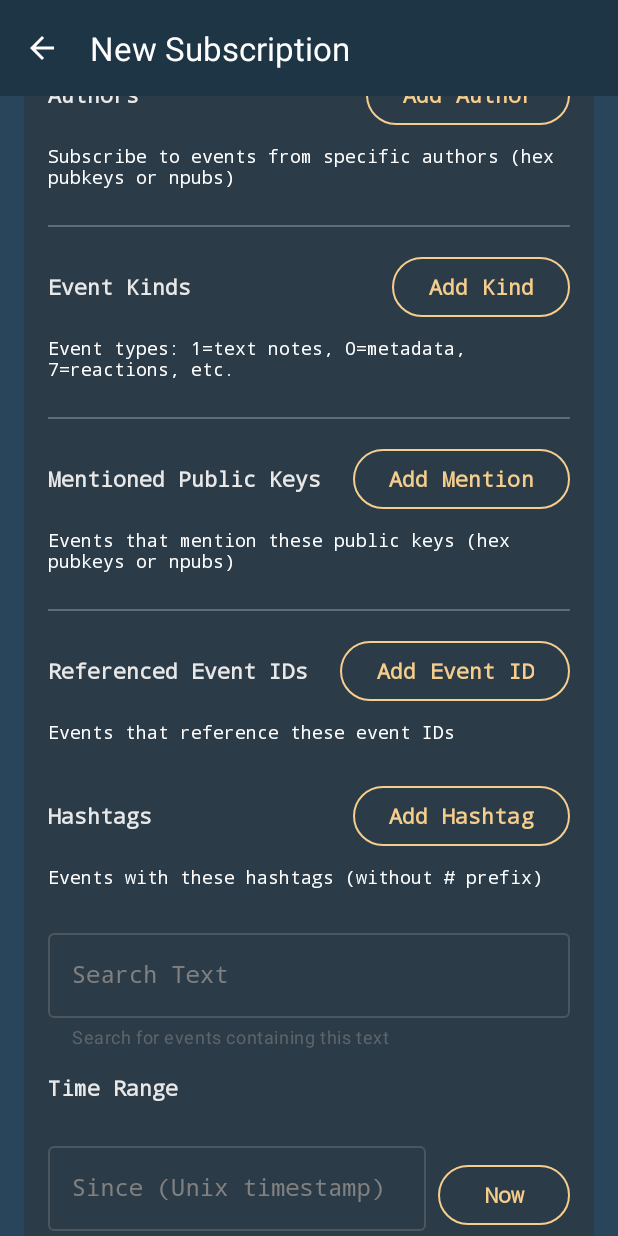
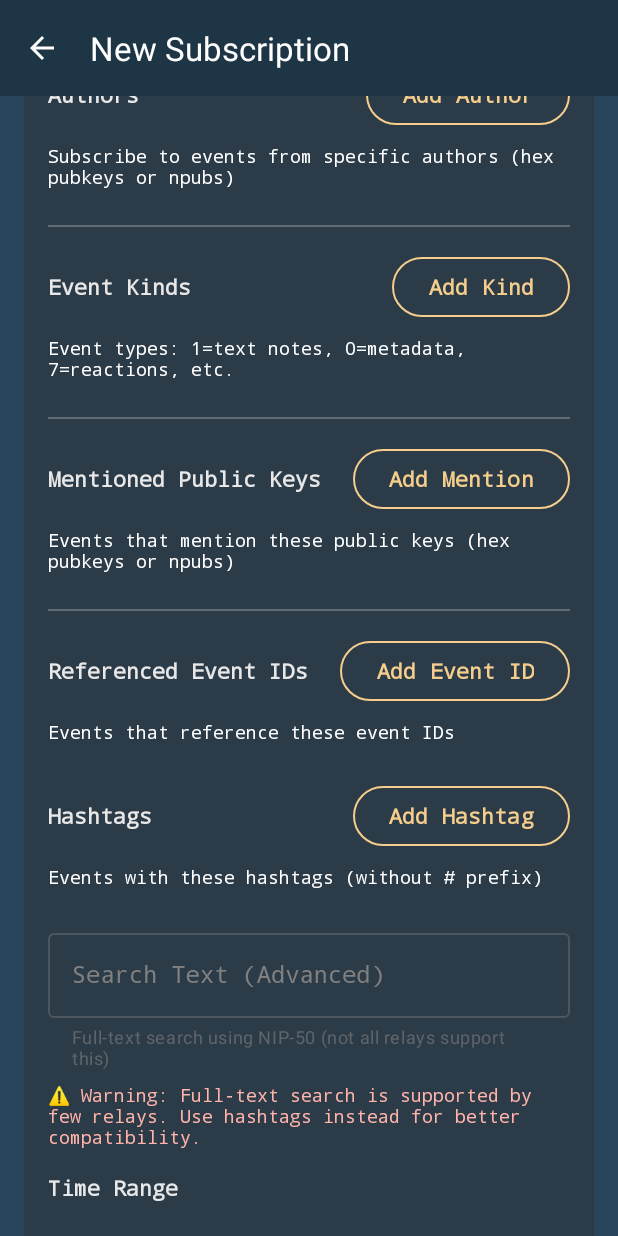
Before and after one commit to cmdruid/pubsub, an Android app: the ConfigurationEditorActivity screen opened directly, with no data from a screen before it, scrolled down 532 dp, on a phone screen of 412 x 824 dp. Run offline under Robolectric (Android 15) with nearby library versions, the phone set to English and light mode, and no system bars.

Commit message:
fix bugs with configuration page

```diff
--- a/app/src/main/java/com/cmdruid/pubsub/nostr/NostrFilter.kt
+++ b/app/src/main/java/com/cmdruid/pubsub/nostr/NostrFilter.kt
@@ -44,7 +44,7 @@ data class NostrFilter(
     val limit: Int? = null,
 
     @SerializedName("search")
-    val search: String? = null
+    val search: String? = null // NIP-50: Full-text search (not widely supported by relays)
 ) {
     /**
      * Check if this filter is valid and has at least one filtering criteria
--- a/app/src/main/res/layout/activity_configuration_editor.xml
+++ b/app/src/main/res/layout/activity_configuration_editor.xml
@@ -396,9 +396,9 @@
                         style="@style/Widget.App.TextInputLayout"
                         android:layout_width="match_parent"
                         android:layout_height="wrap_content"
-                        android:layout_marginBottom="16dp"
-                        android:hint="Search Text"
-                        app:helperText="Search for events containing this text">
+                        android:layout_marginBottom="8dp"
+                        android:hint="Search Text (Advanced)"
+                        app:helperText="Full-text search using NIP-50 (not all relays support this)">
 
                         <com.google.android.material.textfield.TextInputEditText
                             android:id="@+id/searchEditText"
@@ -407,6 +407,14 @@
                             android:inputType="text" />
 
                     </com.google.android.material.textfield.TextInputLayout>
+
+                    <TextView
+                        android:layout_width="match_parent"
+                        android:layout_height="wrap_content"
+                        android:text="⚠️ Warning: Full-text search is supported by few relays. Use hashtags instead for better compatibility."
+                        android:textSize="12sp"
+                        android:textColor="?attr/colorError"
+                        android:layout_marginBottom="16dp" />
 
                     <!-- Time Range -->
                     <TextView
```
Also changed, not shown: app/src/main/java/com/cmdruid/pubsub/ui/ConfigurationEditorActivity.kt (+18 -7 lines).
